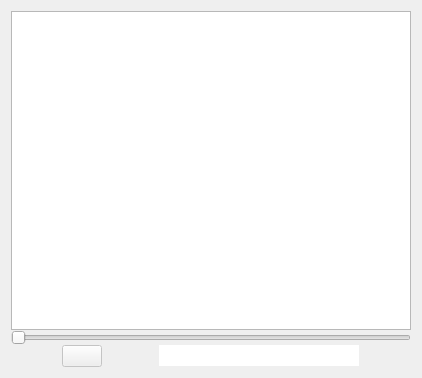
The window that myvideoplayer.ui (liloneum/amapola) describes before a commit, drawn with Qt 5.
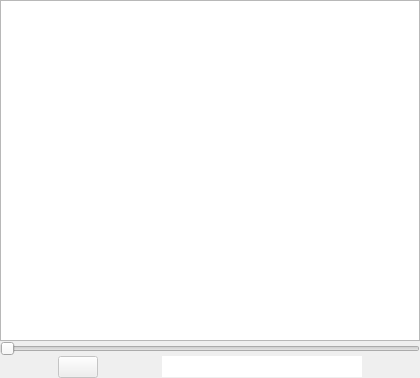
The same window after the commit.

Patch:
```diff
--- a/myvideoplayer.ui
+++ b/myvideoplayer.ui
@@ -14,6 +14,18 @@
    <string>Form</string>
   </property>
   <layout class="QGridLayout" name="gridLayout">
+   <property name="leftMargin">
+    <number>0</number>
+   </property>
+   <property name="topMargin">
+    <number>0</number>
+   </property>
+   <property name="rightMargin">
+    <number>0</number>
+   </property>
+   <property name="bottomMargin">
+    <number>0</number>
+   </property>
    <item row="0" column="0">
     <layout class="QVBoxLayout" name="verticalLayout">
      <property name="spacing">
@@ -25,6 +37,9 @@
      <property name="leftMargin">
       <number>0</number>
      </property>
+     <property name="bottomMargin">
+      <number>0</number>
+     </property>
      <item>
       <widget class="QGraphicsView" name="videoView">
        <property name="sizePolicy">
@@ -39,6 +54,12 @@
          <height>300</height>
         </size>
        </property>
+       <property name="focusPolicy">
+        <enum>Qt::NoFocus</enum>
+       </property>
+       <property name="frameShape">
+        <enum>QFrame::StyledPanel</enum>
+       </property>
        <property name="verticalScrollBarPolicy">
         <enum>Qt::ScrollBarAlwaysOff</enum>
        </property>
@@ -49,6 +70,12 @@
      </item>
      <item>
       <widget class="QSlider" name="timeSlider">
+       <property name="sizePolicy">
+        <sizepolicy hsizetype="Expanding" vsizetype="Fixed">
+         <horstretch>0</horstretch>
+         <verstretch>0</verstretch>
+        </sizepolicy>
+       </property>
        <property name="cursor">
         <cursorShape>ArrowCursor</cursorShape>
        </property>
@@ -64,6 +91,12 @@
        <property name="orientation">
         <enum>Qt::Horizontal</enum>
        </property>
+       <property name="tickPosition">
+        <enum>QSlider::NoTicks</enum>
+       </property>
+       <property name="tickInterval">
+        <number>0</number>
+       </property>
       </widget>
      </item>
      <item>
@@ -74,6 +107,12 @@
        <property name="sizeConstraint">
         <enum>QLayout::SetDefaultConstraint</enum>
        </property>
+       <property name="topMargin">
+        <number>0</number>
+       </property>
+       <property name="bottomMargin">
+        <number>0</number>
+       </property>
        <item>
         <widget class="QPushButton" name="playButton">
          <property name="enabled">
```
